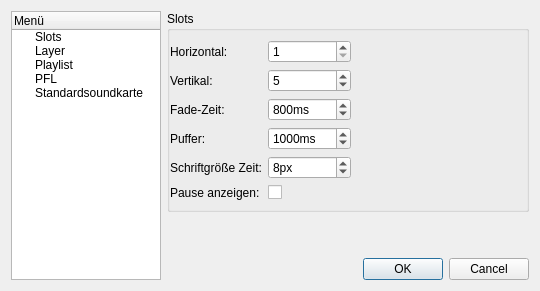
Old version of the form view/configurationdialog.ui in the repository eventmusicmachine/emm.
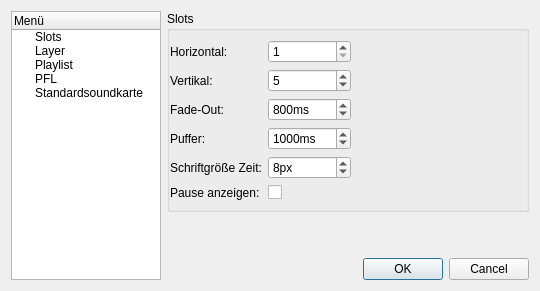
New version of the form. Custom widgets are drawn as their Qt base class.

The edit to the form file:
```diff
--- a/view/configurationdialog.ui
+++ b/view/configurationdialog.ui
@@ -147,7 +147,7 @@
           <item row="2" column="0">
            <widget class="QLabel" name="label_11">
             <property name="text">
-             <string>Fade-Zeit:</string>
+             <string>Fade-Out:</string>
             </property>
            </widget>
           </item>
```
